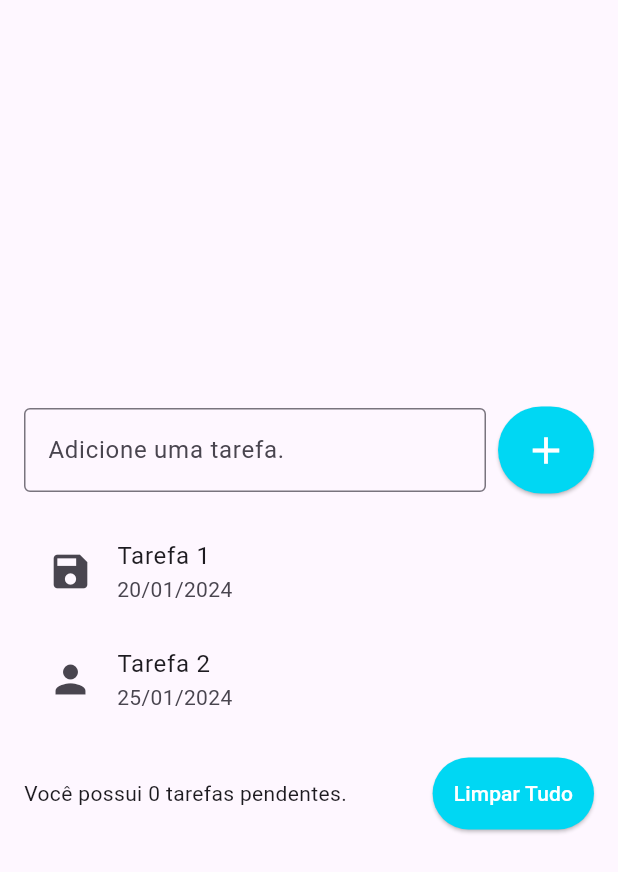
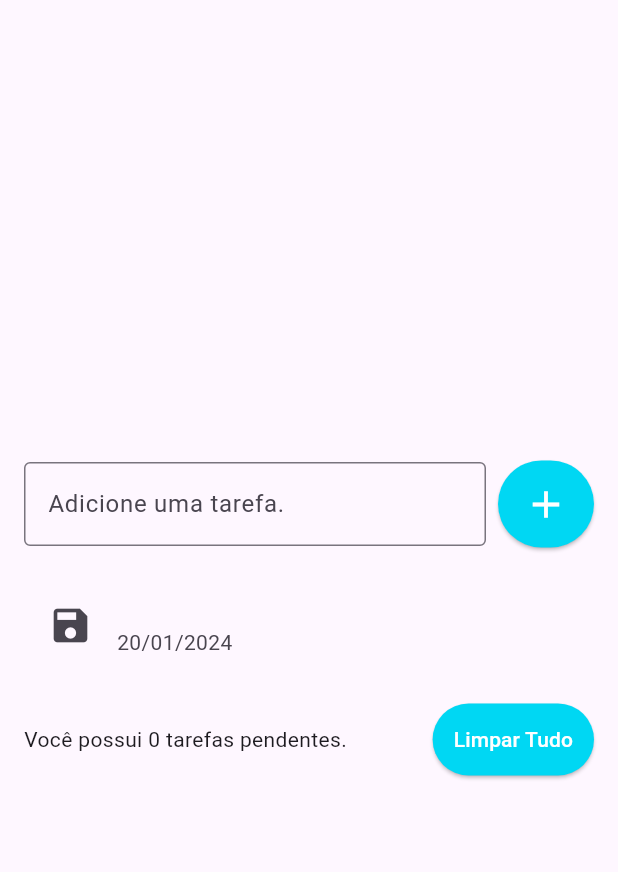
Before and after one commit to iraponan/todo_list, a Flutter app: the screen it shows after launch, after a tap on the "add" icon, on a phone screen of 412 x 824 dp. Shown: the top 872 px of the screen. Run offline on Flutter 3.47's test engine with Material 3 defaults, Android fonts, the phone set to English and light mode, and no system bars.

Commit message:
Adicionando itens na lista.

```diff
--- a/lib/pages/todo_list_page.dart
+++ b/lib/pages/todo_list_page.dart
@@ -1,7 +1,16 @@
 import 'package:flutter/material.dart';
 
-class TodoListPage extends StatelessWidget {
+class TodoListPage extends StatefulWidget {
   const TodoListPage({super.key});
+
+  @override
+  State<TodoListPage> createState() => _TodoListPageState();
+}
+
+class _TodoListPageState extends State<TodoListPage> {
+  final TextEditingController todoController = TextEditingController();
+
+  List<String> todos = [];
 
   @override
   Widget build(BuildContext context) {
@@ -16,9 +25,10 @@ class TodoListPage extends StatelessWidget {
             children: [
               Row(
                 children: [
-                  const Expanded(
+                  Expanded(
                     child: TextField(
-                      decoration: InputDecoration(
+                      controller: todoController,
+                      decoration: const InputDecoration(
                         border: OutlineInputBorder(),
                         labelText: 'Adicione uma tarefa.',
                         hintText: 'Ex. Estudar Flutter.',
@@ -29,7 +39,13 @@ class TodoListPage extends StatelessWidget {
                     width: 8,
                   ),
                   ElevatedButton(
-                    onPressed: () {},
+                    onPressed: () {
+                      String text = todoController.text;
+                      setState(() {
+                        todos.add(text);
+                      });
+                      todoController.clear();
+                    },
                     style: ElevatedButton.styleFrom(
                       backgroundColor: const Color(0xff00d7f3), //Colors.purple,
                       foregroundColor: Colors.white,
@@ -39,44 +55,30 @@ class TodoListPage extends StatelessWidget {
                       Icons.add,
                       size: 30,
                     ),
-                    /*const Text(
-                      '+',
-                      style: TextStyle(
-                        fontSize: 40,
-                      ),
-                    ),*/
                   ),
                 ],
               ),
               const SizedBox(
                 height: 16,
               ),
-              ListView(
+              Flexible(
+                child: ListView(
                   shrinkWrap: true,
                   children: [
+                    for (String todo in todos)
                       ListTile(
-                    title: const Text('Tarefa 1'),
+                        title: Text(todo),
                         subtitle: const Text('20/01/2024'),
                         leading: const Icon(
                           Icons.save,
                           size: 30,
                         ),
                         onTap: () {
-                      print('Tarefa 1');
-                    },
-                  ),
-                  ListTile(
-                    title: const Text('Tarefa 2'),
-                    subtitle: const Text('25/01/2024'),
-                    leading: const Icon(
-                      Icons.person,
-                      size: 30,
-                    ),
-                    onTap: () {
-                      print('Tarefa 2');
+                          print('Tarefa $todo');
                         },
                       ),
                   ],
+                ),
               ),
               const SizedBox(
                 height: 16,
```
Lines whose indentation alone changed are shown as unchanged.
